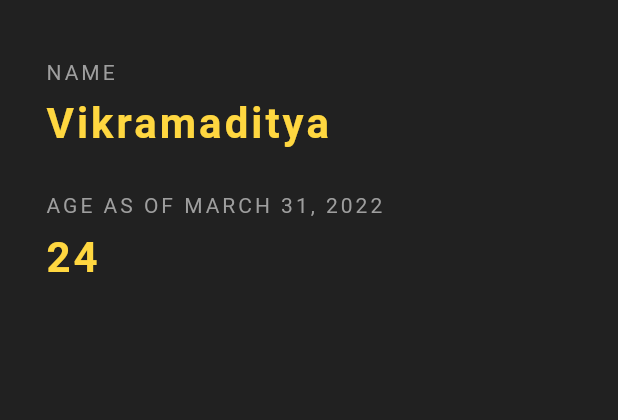
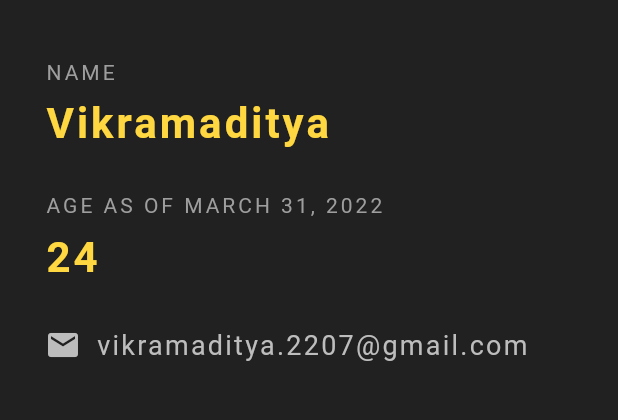
Before and after one commit to Vikram1997-hue/NinjaID, a Flutter app: the screen it shows after launch, on a phone screen of 412 x 824 dp, the part 84-504 px from its top. Run offline on Flutter 3.47's test engine with Material 2 defaults, Android fonts, the phone set to English and light mode, and no system bars.

Commit message:
everything before image

```diff
--- a/lib/main.dart
+++ b/lib/main.dart
@@ -70,6 +70,25 @@ class NinjaID extends StatelessWidget {
           SizedBox(height: 30.0),
 
 
+          Row(
+            children: [
+              Icon(
+                Icons.mail,
+                color: Colors.grey[400],
+              ),
+              SizedBox(width: 10.0),
+              Text(
+                "vikramaditya.2207@gmail.com",
+                style: TextStyle(
+                  color: Colors.grey[400],
+                  fontSize: 18.0,
+                  letterSpacing: 1.5,
+                ),
+              ),
+            ],
+          ),
+
+
 
 
         ],
```
